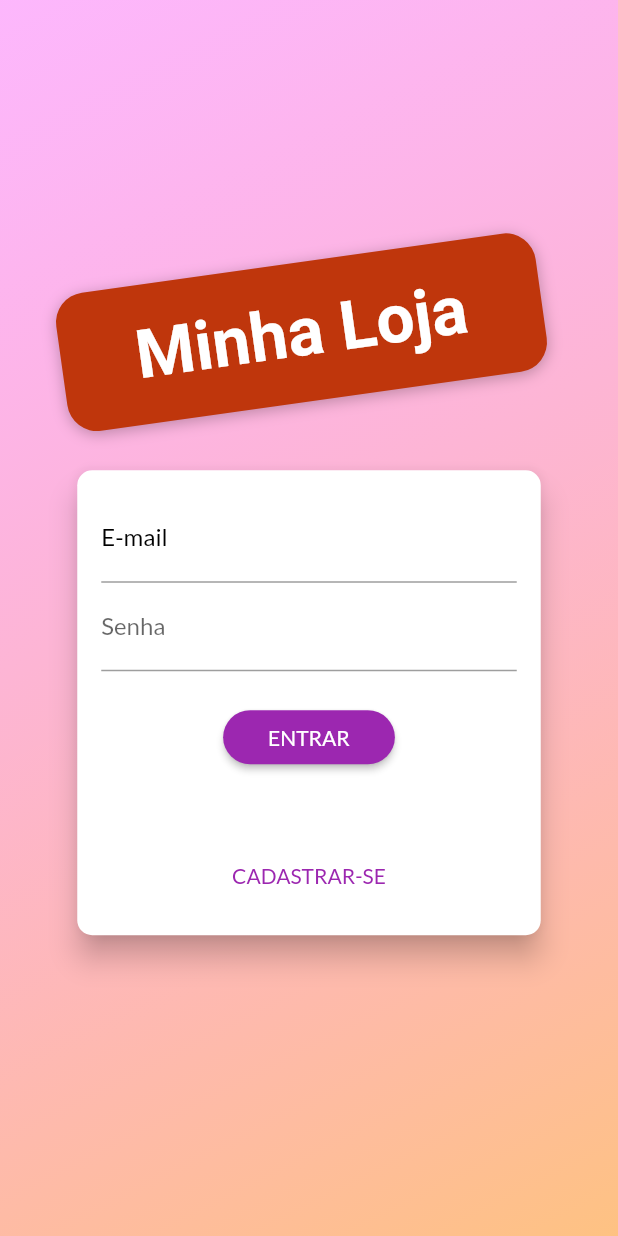
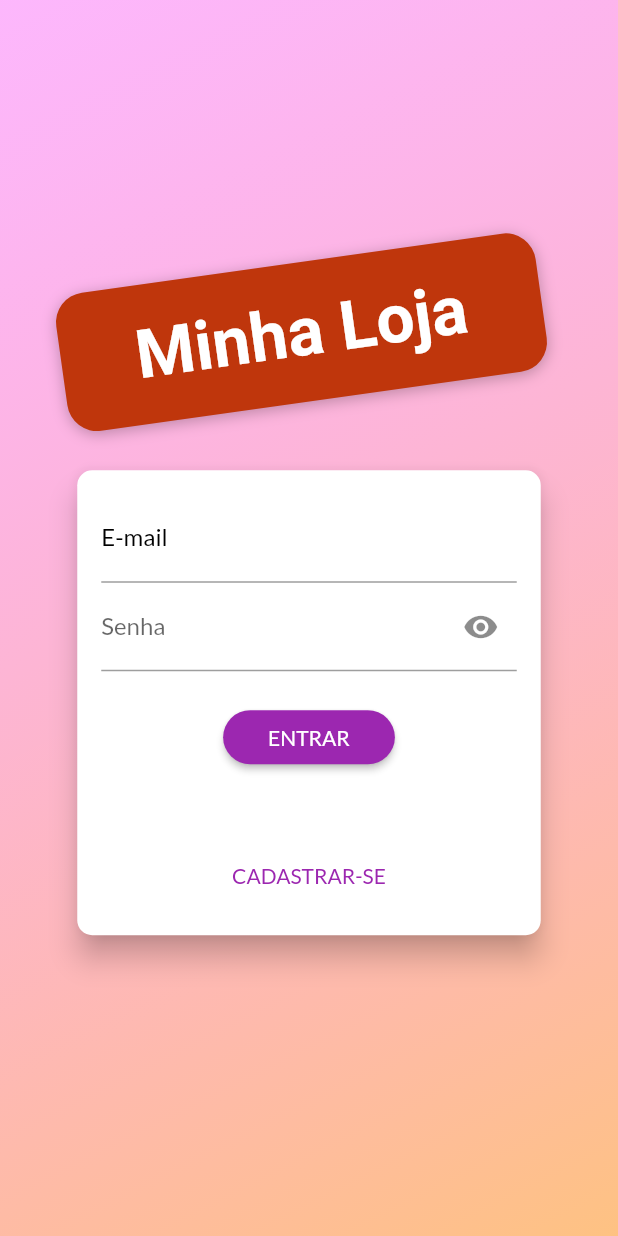
Before and after one commit to flaviocarvalh0/market_app, a Flutter app: the screen it shows after launch, on a phone screen of 412 x 824 dp. Run offline on Flutter 3.47's test engine with Material 2 defaults, Android fonts, the phone set to English and light mode, and no system bars; Roboto replaces fonts that are missing (Anton).

Commit message:
auth exceptions

```diff
--- a/lib/components/auth/auth_form.dart
+++ b/lib/components/auth/auth_form.dart
@@ -1,4 +1,5 @@
 import 'package:flutter/material.dart';
+import 'package:market_app/excepctions/auth_exception.dart';
 import 'package:market_app/providers/auth_provider.dart';
 import 'package:provider/provider.dart';
 
@@ -13,8 +14,9 @@ class AuthForm extends StatefulWidget {
 
 class _AuthFormState extends State<AuthForm> {
   AuthMode _authMode = AuthMode.login;
-  TextEditingController _passwordController = TextEditingController();
+  final TextEditingController _passwordController = TextEditingController();
   bool _isLoading = true;
+  bool _showPassword = true;
   final _formKey = GlobalKey<FormState>();
   final Map<String, dynamic> _authData = {
     'email': '',
@@ -33,6 +35,25 @@ class _AuthFormState extends State<AuthForm> {
     });
   }
 
+  void _showDialog(String msg) {
+    showDialog(
+      context: context,
+      builder: ((context) => AlertDialog(
+            title: const Text('Ocorreu um erro'),
+            content: Text(
+              msg,
+              style: const TextStyle(color: Colors.black),
+            ),
+            actions: [
+              TextButton(
+                onPressed: () => Navigator.of(context).pop(),
+                child: const Text('Fechar'),
+              ),
+            ],
+          )),
+    );
+  }
+
   Future<void> _submitForm() async {
     setState(() => _isLoading = false);
     final isValid = _formKey.currentState?.validate() ?? false;
@@ -44,6 +65,7 @@ class _AuthFormState extends State<AuthForm> {
     _formKey.currentState?.save();
     AuthProvider auth = Provider.of(context, listen: false);
 
+    try {
       if (_isLogin()) {
         await auth.singIn(
           _authData['email']!,
@@ -54,6 +76,11 @@ class _AuthFormState extends State<AuthForm> {
           _authData['email']!,
           _authData['password']!,
         );
+      }
+    } on AuthException catch (error) {
+      _showDialog(error.toString());
+    } catch (_) {
+      _showDialog('Ocorreu um erro inerperado, contate o suporte.');
     }
 
     setState(() => _isLoading = true);
@@ -102,8 +129,18 @@ class _AuthFormState extends State<AuthForm> {
                   }
                   return null;
                 },
-                decoration: const InputDecoration(labelText: 'Senha'),
-                obscureText: true,
+                decoration: InputDecoration(
+                  labelText: 'Senha',
+                  suffixIcon: IconButton(
+                    onPressed: () => setState(() {
+                      _showPassword = !_showPassword;
+                    }),
+                    icon: Icon(_showPassword
+                        ? Icons.remove_red_eye
+                        : Icons.remove_red_eye_outlined),
+                  ),
+                ),
+                obscureText: _showPassword,
               ),
               if (_isSingUp())
                 TextFormField(
@@ -117,14 +154,15 @@ class _AuthFormState extends State<AuthForm> {
                           }
                           return null;
                         },
-                  decoration:
-                      const InputDecoration(labelText: 'Confirmar senha'),
+                  decoration: const InputDecoration(
+                    labelText: 'Confirmar senha',
+                  ),
                   obscureText: true,
                 ),
               const SizedBox(
                 height: 20,
               ),
-              if (_isLoading = false)
+              if (_isLoading == false)
                 CircularProgressIndicator()
               else
                 ElevatedButton(
--- /dev/null
+++ b/lib/excepctions/auth_exception.dart
@@ -0,0 +1,26 @@
+// ignore_for_file: public_member_api_docs, sort_constructors_first
+class AuthException implements Exception {
+  Map<String, String> erros = {
+    'EMAIL_EXISTS':
+        'Este e-mail já esta associado a uma conta, informe outro e-mail e tente novamente.',
+    'OPERATION_NOT_ALLOWED': 'Operação não permitida.',
+    'TOO_MANY_ATTEMPTS_TRY_LATER':
+        'Acesso bloqueado temporariamente, tente novamente mais tarde.',
+    'EMAIL_NOT_FOUND':
+        'Não existe conta cadastrada para este e-mail, insira um e-mail válido e tente novamente.',
+    'INVALID_PASSWORD': 'A senha informada está inválida.',
+    'USER_DISABLED':
+        'Esta conta econtra-se desabilitada, favor contatar um administrador.'
+  };
+
+  final String key;
+  AuthException({
+    required this.key,
+  });
+
+  @override
+  String toString() {
+    return erros[key] ??
+        'Ocorreu um erro no processo de autenticação, favor contatar o suporte.';
+  }
+}
```
Also changed, not shown: lib/providers/auth_provider.dart (+10 -3 lines). Lines whose indentation alone changed are shown as unchanged.
